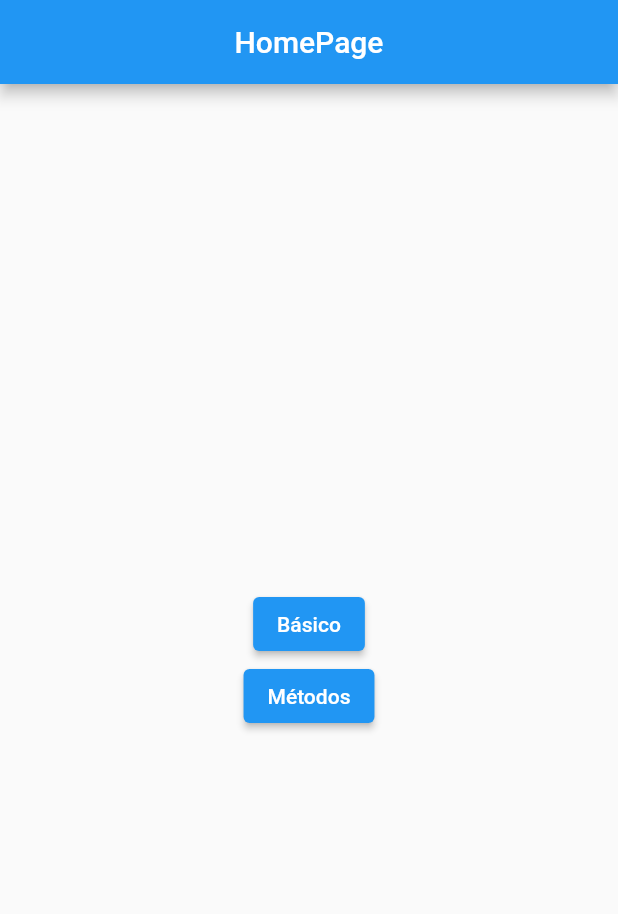
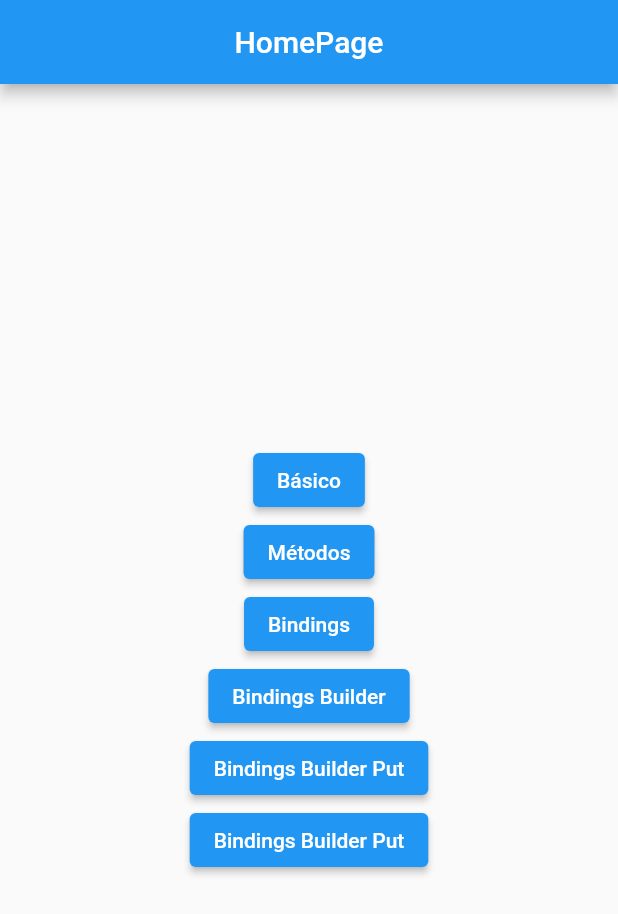
Before and after one commit to ricardoemerson/getx_dependencies, a Flutter app: the screen it shows after launch, on a phone screen of 412 x 824 dp. Shown: the top 914 px of the screen. Run offline on Flutter 3.47's test engine with Material 2 defaults, Android fonts, the phone set to English and light mode, and no system bars; our stand-ins replace get, shared_preferences, wakelock.

Commit message:
Added exemples of use of bindings.

```diff
--- a/lib/main.dart
+++ b/lib/main.dart
@@ -3,6 +3,9 @@ import 'package:get/get.dart';
 import 'package:wakelock/wakelock.dart';
 
 import 'pages/basic/basic_page.dart';
+import 'pages/bindings/bindings_controller.dart';
+import 'pages/bindings/bindings_example.dart';
+import 'pages/bindings/bindings_page.dart';
 import 'pages/home/home_page.dart';
 import 'pages/methods/create/create_page.dart';
 import 'pages/methods/delete/delete_page.dart';
@@ -52,6 +55,27 @@ class MyApp extends StatelessWidget {
             ),
           ],
         ),
+        GetPage(
+          name: '/bindings',
+          binding: BindingsExample(),
+          page: () => const BindingsPage(),
+        ),
+        GetPage(
+          name: '/bindings-builder',
+          binding: BindingsBuilder(
+            () => Get.lazyPut<BindingsController>(
+              () => BindingsController(name: 'Inicializado dentro do BindingsBuilder'),
+            ),
+          ),
+          page: () => const BindingsPage(),
+        ),
+        GetPage(
+          name: '/bindings-builder-put',
+          binding: BindingsBuilder.put(
+            () => BindingsController(name: 'Inicializado dentro do BindingsBuilderPut'),
+          ),
+          page: () => const BindingsPage(),
+        ),
       ],
     );
   }
--- /dev/null
+++ b/lib/pages/bindings/bindings_controller.dart
@@ -0,0 +1,7 @@
+class BindingsController {
+  final String name;
+
+  BindingsController({
+    required this.name,
+  });
+}
--- /dev/null
+++ b/lib/pages/bindings/bindings_example.dart
@@ -0,0 +1,12 @@
+import 'package:get/get.dart';
+
+import 'bindings_controller.dart';
+
+class BindingsExample extends Bindings {
+  @override
+  void dependencies() {
+    Get.lazyPut<BindingsController>(
+      () => BindingsController(name: 'Inicializado dentro do bindings.'),
+    );
+  }
+}
--- a/lib/pages/home/home_page.dart
+++ b/lib/pages/home/home_page.dart
@@ -1,5 +1,8 @@
 import 'package:flutter/material.dart';
 import 'package:get/get.dart';
+
+import '../bindings/bindings_controller.dart';
+import '../bindings/bindings_page.dart';
 
 class HomePage extends StatelessWidget {
   const HomePage({Key? key}) : super(key: key);
@@ -27,6 +30,35 @@ class HomePage extends StatelessWidget {
               },
               child: const Text('Métodos'),
             ),
+            ElevatedButton(
+              onPressed: () {
+                Get.toNamed('/bindings');
+              },
+              child: const Text('Bindings'),
+            ),
+            ElevatedButton(
+              onPressed: () {
+                Get.toNamed('/bindings-builder');
+              },
+              child: const Text('Bindings Builder'),
+            ),
+            ElevatedButton(
+              onPressed: () {
+                Get.toNamed('/bindings-builder-put');
+              },
+              child: const Text('Bindings Builder Put'),
+            ),
+            ElevatedButton(
+              onPressed: () {
+                Get.to(
+                  const BindingsPage(),
+                  binding: BindingsBuilder.put(
+                    () => BindingsController(name: 'Inicializado pelo binding sem rota.'),
+                  ),
+                );
+              },
+              child: const Text('Bindings Builder Put'),
+            ),
           ],
         ),
       ),
```
Also changed, not shown: lib/pages/bindings/bindings_page.dart (added, +29 -0 lines).
